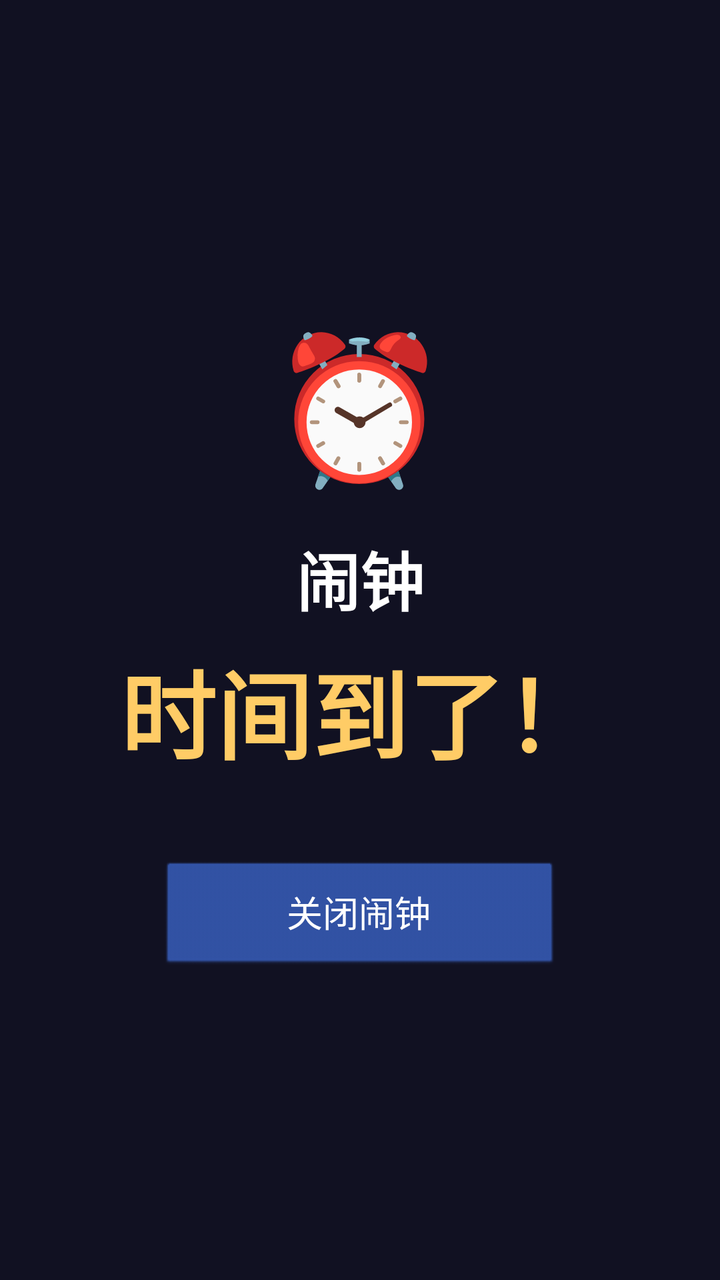
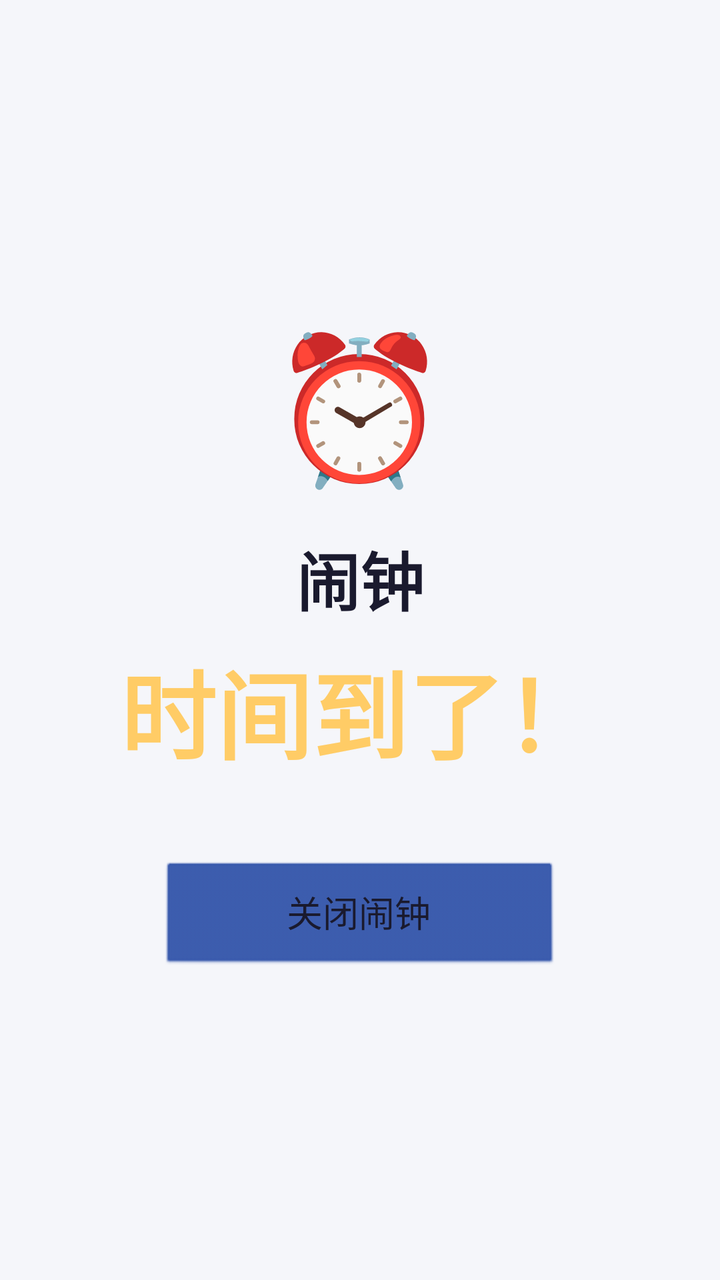

Compare the two renders of this Android layout. The source of the first and the diff that turns it into the second are given below.
<!-- AndroidManifest.xml: activity theme android:Theme.NoTitleBar.Fullscreen -->
<!-- res/layout/activity_alarm.xml -->
<?xml version="1.0" encoding="utf-8"?>
<FrameLayout xmlns:android="http://schemas.android.com/apk/res/android"
    android:layout_width="match_parent"
    android:layout_height="match_parent"
    android:background="#111122">

    <LinearLayout
        android:layout_width="match_parent"
        android:layout_height="wrap_content"
        android:layout_gravity="center"
        android:gravity="center"
        android:orientation="vertical"
        android:padding="32dp">

        <TextView
            android:layout_width="wrap_content"
            android:layout_height="wrap_content"
            android:text="⏰"
            android:textSize="72sp"
            android:layout_marginBottom="16dp" />

        <TextView
            android:id="@+id/tv_alarm_label"
            android:layout_width="wrap_content"
            android:layout_height="wrap_content"
            android:text="闹钟"
            android:textSize="32sp"
            android:textColor="#ffffff"
            android:textStyle="bold"
            android:layout_marginBottom="8dp" />

        <TextView
            android:id="@+id/tv_alarm_time"
            android:layout_width="wrap_content"
            android:layout_height="wrap_content"
            android:text="时间到了！"
            android:textSize="48sp"
            android:textColor="#ffcc66"
            android:textStyle="bold"
            android:layout_marginBottom="40dp" />

        <Button
            android:id="@+id/btn_dismiss"
            android:layout_width="200dp"
            android:layout_height="56dp"
            android:text="关闭闹钟"
            android:textSize="18sp"
            android:textColor="#ffffff"
            android:backgroundTint="#3355aa"
            android:insetTop="0dp"
            android:insetBottom="0dp" />

    </LinearLayout>
</FrameLayout>
<!-- resources referenced by this layout -->
<resources>

</resources>

<!-- the commit's change to res/layout/activity_alarm.xml (unified diff, before → after) -->
@@ -2,7 +2,7 @@
 <FrameLayout xmlns:android="http://schemas.android.com/apk/res/android"
     android:layout_width="match_parent"
     android:layout_height="match_parent"
-    android:background="#111122">
+    android:background="@color/bg_base">
 
     <LinearLayout
         android:layout_width="match_parent"
@@ -25,7 +25,7 @@
             android:layout_height="wrap_content"
             android:text="闹钟"
             android:textSize="32sp"
-            android:textColor="#ffffff"
+            android:textColor="@color/text_primary"
             android:textStyle="bold"
             android:layout_marginBottom="8dp" />
 
@@ -45,7 +45,7 @@
             android:layout_height="56dp"
             android:text="关闭闹钟"
             android:textSize="18sp"
-            android:textColor="#ffffff"
+            android:textColor="@color/text_primary"
             android:backgroundTint="#3355aa"
             android:insetTop="0dp"
             android:insetBottom="0dp" />
<!-- resource entries referenced after the edit -->
@@ -1,5 +1,6 @@
 <!-- resources referenced by this layout -->
 <resources>
-
+  <color name="bg_base">#f5f6fa</color>
+  <color name="text_primary">#1a1a2e</color>
 </resources>
 
